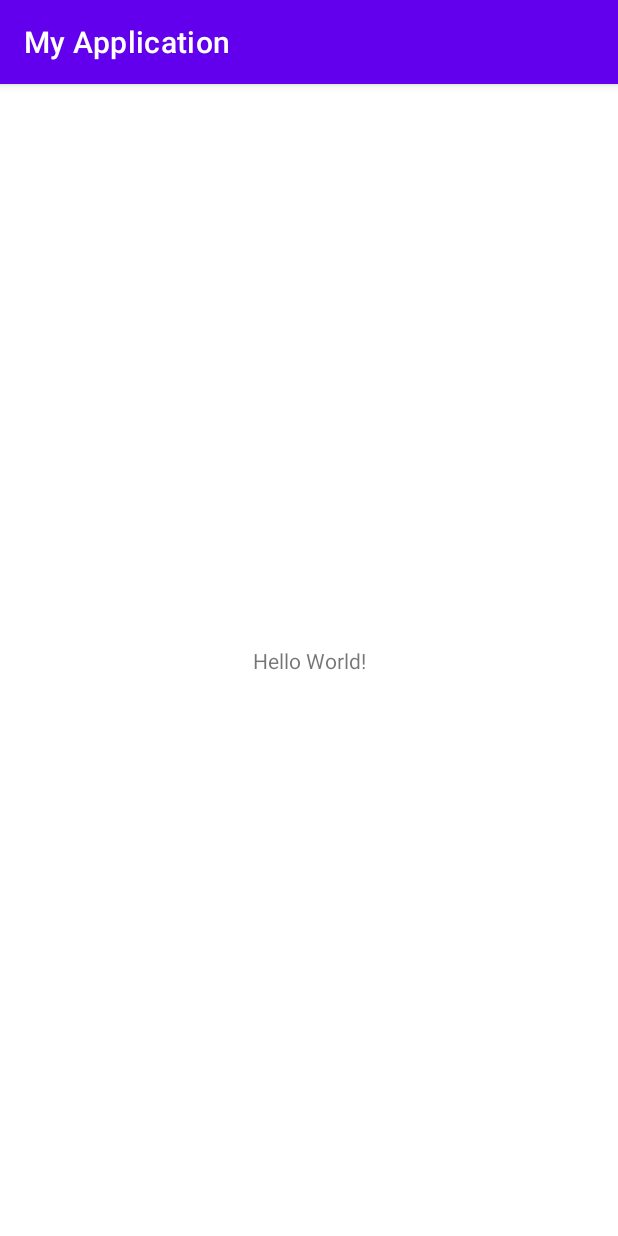
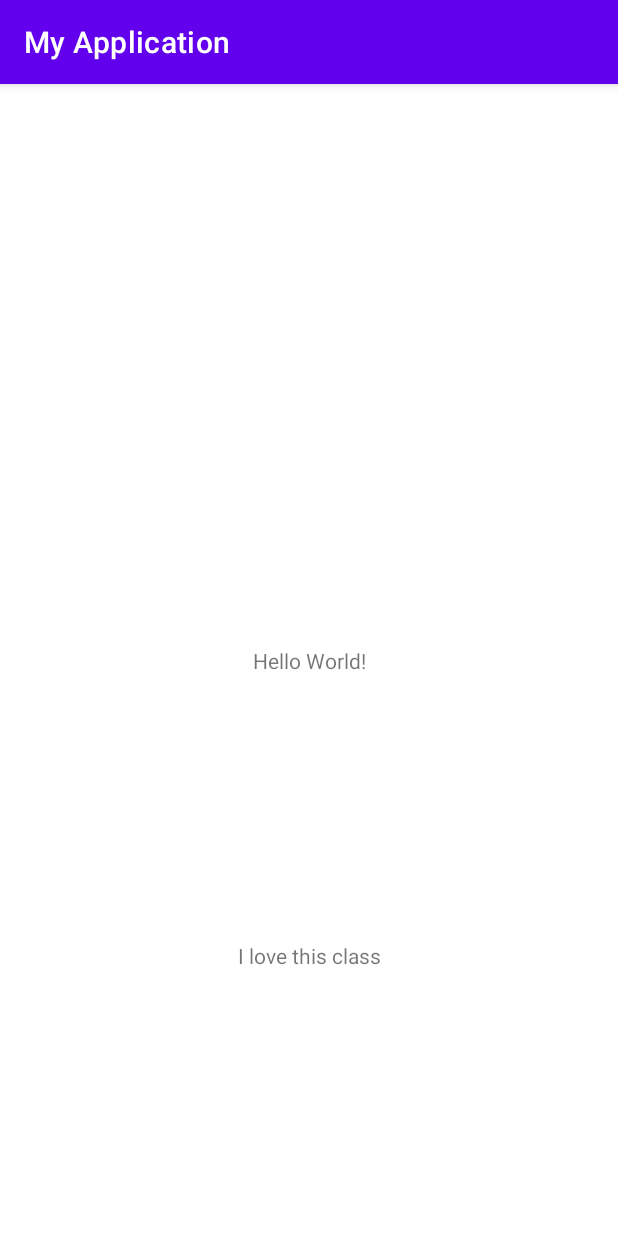
Before and after one commit to MarcusEvangelista31/TheCodingEntourage, an Android app: the screen it shows after launch (MainActivity), on a phone screen of 412 x 824 dp. Run offline under Robolectric (Android 15) with nearby library versions, the phone set to English and light mode, and no system bars.

Commit message:
Special Text
Added a special message

```diff
--- a/app/src/main/res/layout/activity_main.xml
+++ b/app/src/main/res/layout/activity_main.xml
@@ -7,6 +7,7 @@
     tools:context=".MainActivity">
 
     <TextView
+        android:id="@+id/textView2"
         android:layout_width="wrap_content"
         android:layout_height="wrap_content"
         android:text="Hello World!"
@@ -15,4 +16,14 @@
         app:layout_constraintRight_toRightOf="parent"
         app:layout_constraintTop_toTopOf="parent" />
 
+    <TextView
+        android:id="@+id/textView"
+        android:layout_width="wrap_content"
+        android:layout_height="wrap_content"
+        android:text="I love this class"
+        app:layout_constraintBottom_toBottomOf="parent"
+        app:layout_constraintEnd_toEndOf="@+id/textView2"
+        app:layout_constraintStart_toStartOf="@+id/textView2"
+        app:layout_constraintTop_toBottomOf="@+id/textView2" />
+
 </androidx.constraintlayout.widget.ConstraintLayout>
```
